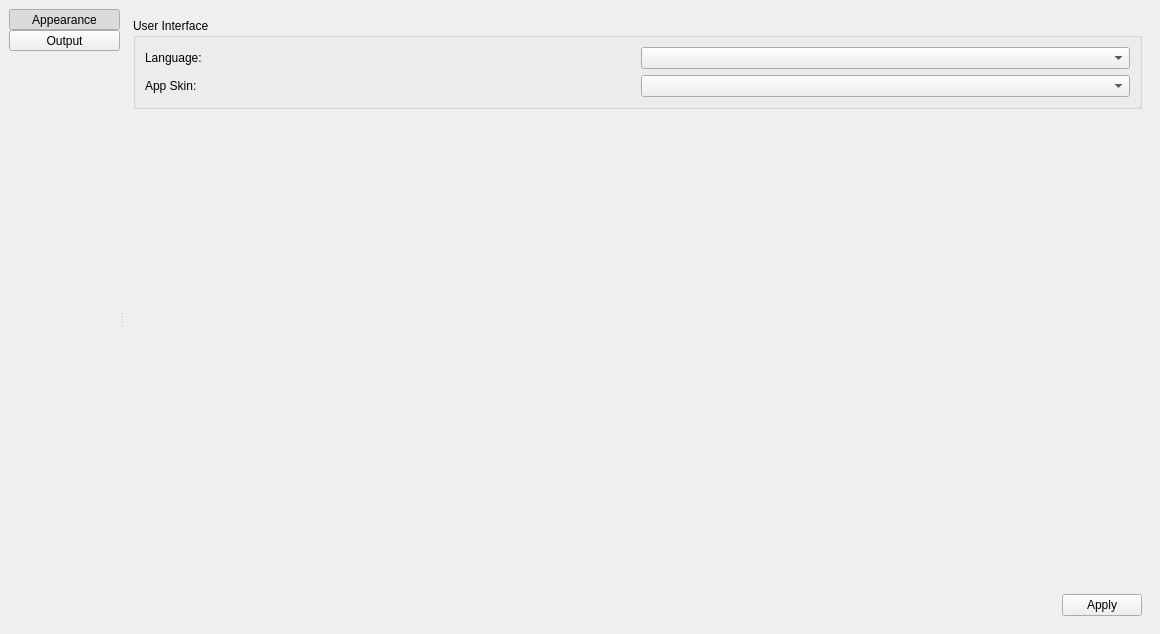
zxunge/FreePictureSplitter, file src/ui/fpspreferenceswidget.ui: the form before one commit.
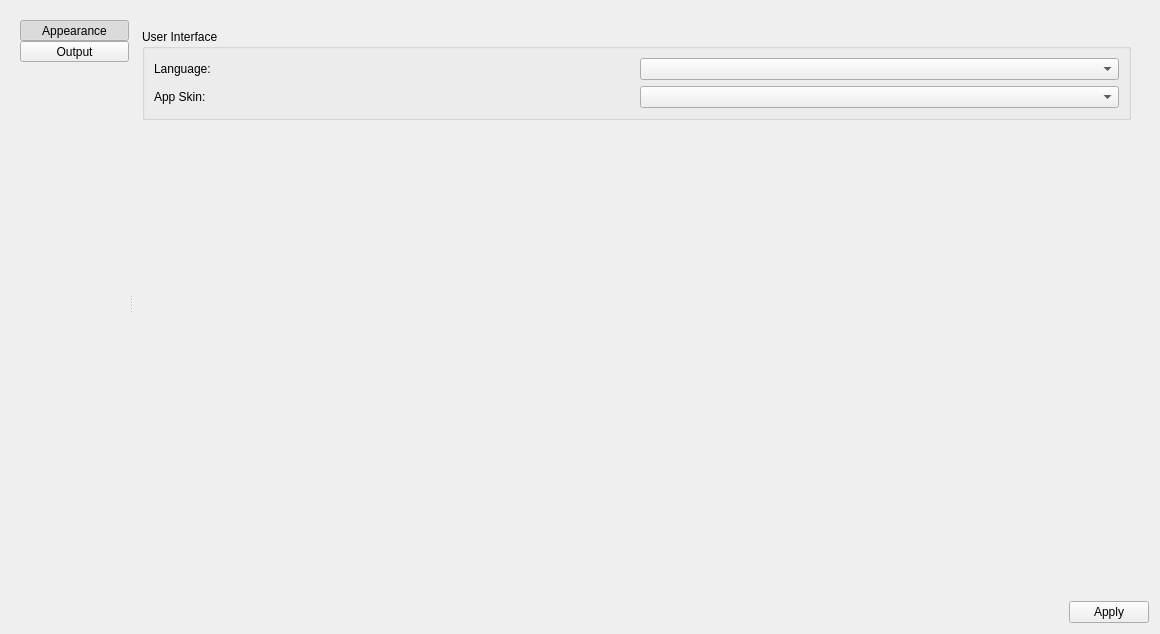
The form after the commit. Icons and pictures are not drawn.

```diff
--- a/src/ui/fpspreferenceswidget.ui
+++ b/src/ui/fpspreferenceswidget.ui
@@ -14,18 +14,6 @@
    <string>Form</string>
   </property>
   <layout class="QVBoxLayout" name="verticalLayout_4">
-   <property name="leftMargin">
-    <number>0</number>
-   </property>
-   <property name="topMargin">
-    <number>0</number>
-   </property>
-   <property name="rightMargin">
-    <number>0</number>
-   </property>
-   <property name="bottomMargin">
-    <number>0</number>
-   </property>
    <item>
     <widget class="QWidget" name="widget" native="true">
      <layout class="QHBoxLayout" name="horizontalLayout">
@@ -186,13 +174,6 @@
              </property>
             </spacer>
            </item>
-           <item>
-            <widget class="QDialogButtonBox" name="buttonBox">
-             <property name="standardButtons">
-              <set>QDialogButtonBox::StandardButton::Apply</set>
-             </property>
-            </widget>
-           </item>
           </layout>
          </widget>
          <widget class="QWidget" name="pgOutput">
@@ -468,6 +449,13 @@
      </layout>
     </widget>
    </item>
+   <item>
+    <widget class="QDialogButtonBox" name="buttonBox">
+     <property name="standardButtons">
+      <set>QDialogButtonBox::StandardButton::Apply</set>
+     </property>
+    </widget>
+   </item>
   </layout>
  </widget>
  <resources>
```
Left out of the diff: 8 changed lines with no effect on the pictures.
